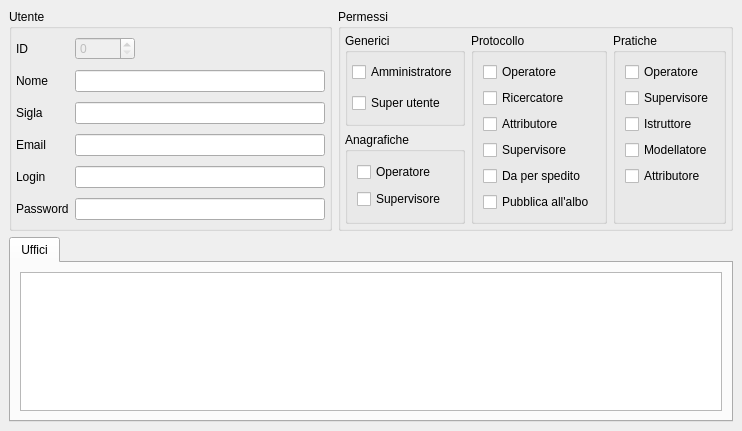
Old version of the form src/com/axiastudio/suite/base/forms/utente.ui in the repository tizianolattisi/suitegda.
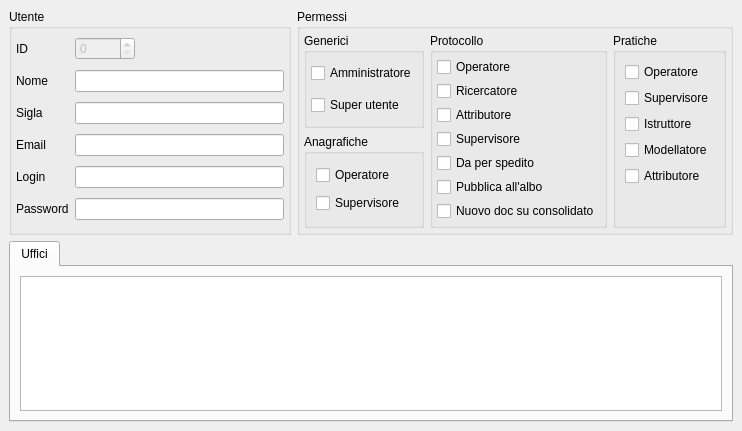
New version of the form. Custom widgets are drawn as their Qt base class.

Commit message: Inserita apposita abilitazione utente x il caricamento di nuovi documenti su protocollo consolidato. Utenti abilitati sull'ufficio ma non con il flag di 'nuovo documento' potranno solo caricare nuove versioni dei documenti già presenti.

```diff
--- a/src/com/axiastudio/suite/base/forms/utente.ui
+++ b/src/com/axiastudio/suite/base/forms/utente.ui
@@ -227,8 +227,14 @@
          <property name="title">
           <string>Protocollo</string>
          </property>
-         <layout class="QVBoxLayout" name="verticalLayout_3">
-          <item>
+         <layout class="QGridLayout" name="gridLayout_5">
+          <property name="margin">
+           <number>4</number>
+          </property>
+          <property name="spacing">
+           <number>4</number>
+          </property>
+          <item row="0" column="0">
            <widget class="QCheckBox" name="checkBox_3">
             <property name="text">
              <string>Operatore</string>
@@ -238,7 +244,7 @@
             </property>
            </widget>
           </item>
-          <item>
+          <item row="1" column="0">
            <widget class="QCheckBox" name="checkBox_12">
             <property name="text">
              <string>Ricercatore</string>
@@ -248,7 +254,7 @@
             </property>
            </widget>
           </item>
-          <item>
+          <item row="2" column="0">
            <widget class="QCheckBox" name="checkBox_10">
             <property name="text">
              <string>Attributore</string>
@@ -258,7 +264,7 @@
             </property>
            </widget>
           </item>
-          <item>
+          <item row="3" column="0">
            <widget class="QCheckBox" name="checkBox_4">
             <property name="text">
              <string>Supervisore</string>
@@ -268,7 +274,7 @@
             </property>
            </widget>
           </item>
-          <item>
+          <item row="4" column="0">
            <widget class="QCheckBox" name="checkBox_14">
             <property name="text">
              <string>Da per spedito</string>
@@ -278,7 +284,7 @@
             </property>
            </widget>
           </item>
-          <item>
+          <item row="5" column="0">
            <widget class="QCheckBox" name="checkBox_13">
             <property name="text">
              <string>Pubblica all'albo</string>
@@ -288,18 +294,15 @@
             </property>
            </widget>
           </item>
-          <item>
-           <spacer name="verticalSpacer">
-            <property name="orientation">
-             <enum>Qt::Vertical</enum>
+          <item row="6" column="0">
+           <widget class="QCheckBox" name="checkBox_16">
+            <property name="text">
+             <string>Nuovo doc su consolidato</string>
             </property>
-            <property name="sizeHint" stdset="0">
-             <size>
-              <width>20</width>
-              <height>50</height>
-             </size>
+            <property name="column" stdset="0">
+             <string>nuovodocsuconsolidato</string>
             </property>
-           </spacer>
+           </widget>
           </item>
          </layout>
         </widget>
```
Left out of the diff: 35 changed lines with no effect on the pictures. The commit also changes 3 other files.
